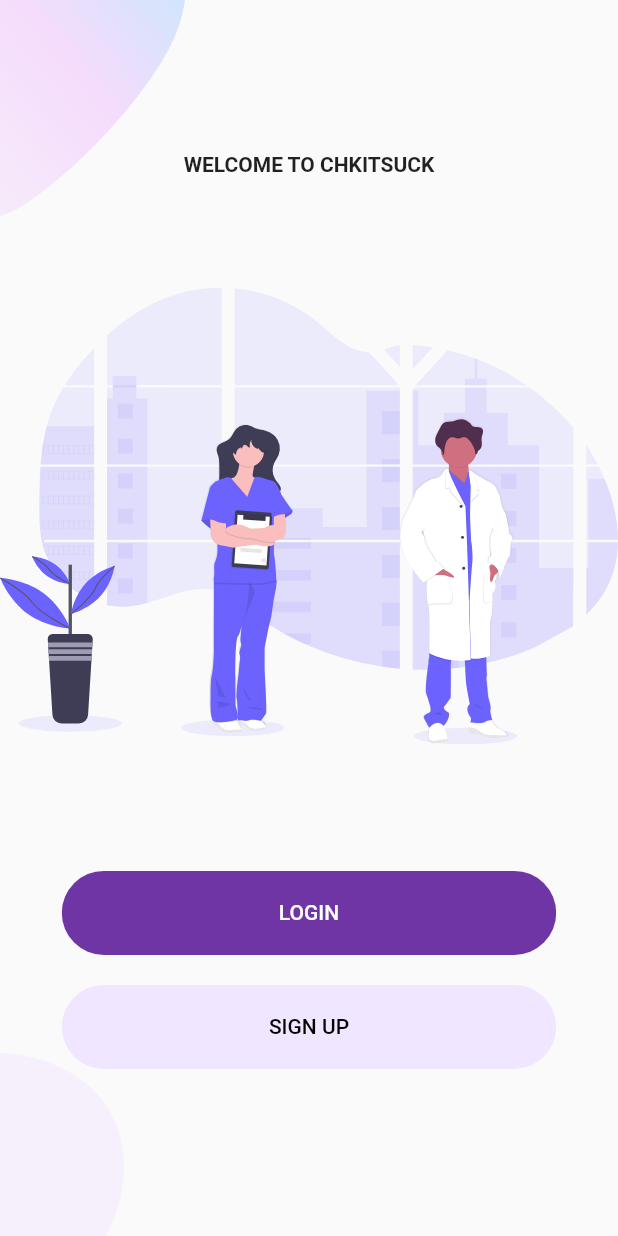
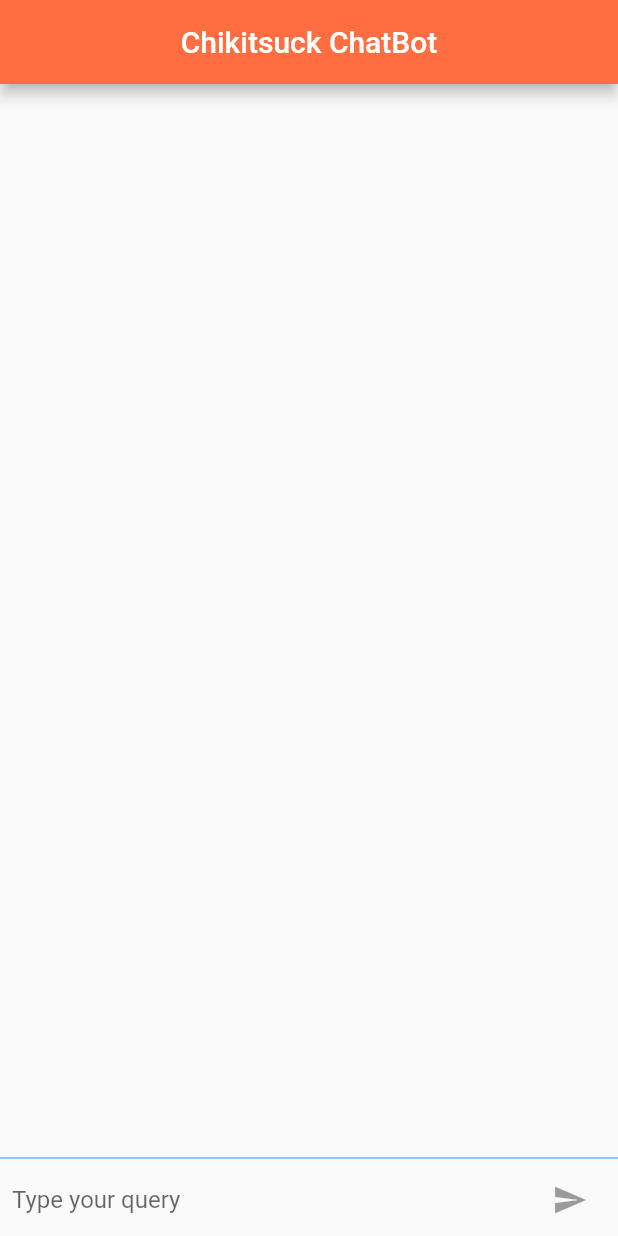
Before and after one commit to gauravmehta13/Appointment_App, a Flutter app: the screen it shows after launch, on a phone screen of 412 x 824 dp. Run offline on Flutter 3.47's test engine with Material 2 defaults, Android fonts, the phone set to English and light mode, and no system bars; our stand-ins replace bubble, curved_navigation_bar, firebase_auth, firebase_core, flutter_svg, fluttertoast and 3 more; missing offline and left inert: flutter_dialogflow, googleapis; accounts and stored records are empty; project files that could hold a hidden picture were left out.

Commit message:
Added Chatbot but not working

```diff
--- /dev/null
+++ b/lib/Screens/ChatBot.dart
@@ -0,0 +1,212 @@
+import 'package:flutter/material.dart';
+import 'package:flutter_dialogflow/dialogflow_v2.dart';
+import 'package:bubble/bubble.dart';
+import 'package:flutter/services.dart';
+import 'package:googleapis/dialogflow/v2.dart';
+import 'package:googleapis_auth/auth_io.dart';
+
+class ChatMessages extends StatefulWidget {
+  @override
+  _ChatMessagesState createState() => _ChatMessagesState();
+}
+
+class _ChatMessagesState extends State<ChatMessages>
+    with TickerProviderStateMixin {
+  List<ChatMessage> _messages = List<ChatMessage>();
+  bool _isComposing = false;
+
+  TextEditingController _controllerText = new TextEditingController();
+
+  DialogflowApi _dialog;
+
+  @override
+  void initState() {
+    super.initState();
+    _initChatbot();
+  }
+
+  @override
+  Widget build(BuildContext context) {
+    return Scaffold(
+        appBar: new AppBar(
+          title: new Text("Chikitsuck ChatBot"),
+          centerTitle: true,
+          backgroundColor: Colors.deepOrangeAccent,
+        ),
+        body: Column(
+          children: <Widget>[
+            _buildList(),
+            Divider(height: 8.0, color: Theme.of(context).accentColor),
+            _buildComposer()
+          ],
+        ));
+  }
+
+  _buildList() {
+    return Flexible(
+      child: ListView.builder(
+          padding: EdgeInsets.all(8.0),
+          reverse: true,
+          itemCount: _messages.length,
+          itemBuilder: (_, index) {
+            return Container(child: ChatMessageListItem(_messages[index]));
+          }),
+    );
+  }
+
+  _buildComposer() {
+    return Container(
+      margin: EdgeInsets.symmetric(horizontal: 8.0),
+      child: Row(
+        children: <Widget>[
+          Flexible(
+            child: TextField(
+              controller: _controllerText,
+              onChanged: (value) {
+                setState(() {
+                  _isComposing = _controllerText.text.length > 0;
+                });
+              },
+              onSubmitted: _handleSubmit,
+              decoration:
+                  InputDecoration.collapsed(hintText: "Type your query"),
+            ),
+          ),
+          new IconButton(
+            icon: Icon(Icons.send),
+            onPressed:
+                _isComposing ? () => _handleSubmit(_controllerText.text) : null,
+          ),
+        ],
+      ),
+    );
+  }
+
+  _handleSubmit(String value) {
+    _controllerText.clear();
+    _addMessage(
+      text: value,
+      name: "Gaurav Yadav",
+      initials: "G",
+    );
+
+    _requestChatBot(value);
+  }
+
+  _requestChatBot(String text) async {
+    var dialogSessionId = "projects/chatbot-gdg/agent/sessions/ChatbotGDG";
+
+    Map data = {
+      "queryInput": {
+        "text": {
+          "text": text,
+          "languageCode": "en",
+        }
+      }
+    };
+
+    var request = GoogleCloudDialogflowV2DetectIntentRequest.fromJson(data);
+
+    var resp = await _dialog.projects.agent.sessions
+        .detectIntent(request, dialogSessionId);
+    var result = resp.queryResult;
+    _addMessage(
+        name: "Chat Bot",
+        initials: "CB",
+        bot: true,
+        text: result.fulfillmentText);
+  }
+
+  void _initChatbot() async {
+    String configString =
+        await rootBundle.loadString('assets/credentials.json');
+    String _dialogFlowConfig = configString;
+
+    var credentials = new ServiceAccountCredentials.fromJson(_dialogFlowConfig);
+
+    const _SCOPES = const [DialogflowApi.CloudPlatformScope];
+
+    var httpClient = await clientViaServiceAccount(credentials, _SCOPES);
+    _dialog = new DialogflowApi(httpClient);
+  }
+
+  void _addMessage(
+      {String name, String initials, bool bot = false, String text}) {
+    var animationController = AnimationController(
+      duration: new Duration(milliseconds: 700),
+      vsync: this,
+    );
+
+    var message = ChatMessage(
+        name: name,
+        text: text,
+        initials: initials,
+        bot: bot,
+        animationController: animationController);
+
+    setState(() {
+      _messages.insert(0, message);
+    });
+
+    animationController.forward();
+  }
+}
+
+class ChatMessage {
+  final String name;
+  final String initials;
+  final String text;
+  final bool bot;
+
+  AnimationController animationController;
+
+  ChatMessage(
+      {this.name,
+      this.initials,
+      this.text,
+      this.bot = false,
+      this.animationController});
+}
+
+class ChatMessageListItem extends StatelessWidget {
+  final ChatMessage chatMessage;
+
+  ChatMessageListItem(this.chatMessage);
+
+  @override
+  Widget build(BuildContext context) {
+    return SizeTransition(
+      sizeFactor: CurvedAnimation(
+          parent: chatMessage.animationController, curve: Curves.easeOut),
+      child: Container(
+        margin: EdgeInsets.symmetric(vertical: 8.0),
+        child: Row(
+          children: <Widget>[
+            Padding(
+              padding: const EdgeInsets.only(left: 16.0),
+              child: CircleAvatar(
+                child: Text(chatMessage.initials ?? "GY"),
+                backgroundColor: chatMessage.bot
+                    ? Theme.of(context).accentColor
+                    : Theme.of(context).highlightColor,
+              ),
+            ),
+            Flexible(
+                child: Container(
+                    margin: EdgeInsets.only(left: 16.0),
+                    child: new Column(
+                      crossAxisAlignment: CrossAxisAlignment.start,
+                      children: <Widget>[
+                        Text(chatMessage.name ?? "Gaurav Yadav",
+                            style: Theme.of(context).textTheme.subtitle1),
+                        Container(
+                            margin: const EdgeInsets.only(top: 5.0),
+                            child: Text(chatMessage.text))
+                      ],
+                    )))
+          ],
+        ),
+      ),
+    );
+  }
+}
--- a/lib/main.dart
+++ b/lib/main.dart
@@ -1,3 +1,4 @@
+import 'package:Appointment_App/Screens/ChatBot.dart';
 import 'package:Appointment_App/Screens/DoctorProfile.dart';
 import 'package:Appointment_App/Screens/UserProfile.dart';
 import 'package:Appointment_App/Startup/LoginScreen.dart';
@@ -28,9 +29,10 @@ class MyApp extends StatelessWidget {
     return MaterialApp(
       debugShowCheckedModeBanner: false,
       title: 'ChikitSuck',
-      initialRoute: "/",
+      initialRoute: "chatbot",
       routes: {
         "/": (context) => WelcomeScreen(),
+        "chatbot": (context) => ChatMessages(),
         "navbar": (context) => MyBottomNavigationBar(),
         "home": (context) => Homepage(),
         "loginscreen": (context) => LoginScreen(),
```
Also changed, not shown: assets/credentials.json (added, +12 -0 lines), pubspec.yaml (+13 -8 lines), pubspec.lock, 1 other file.
